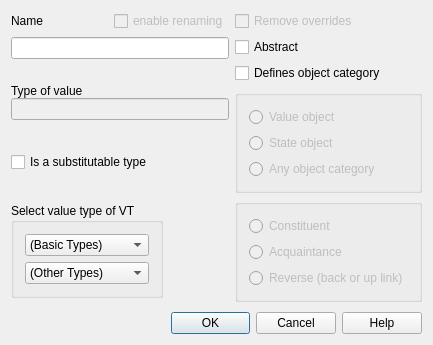
This is lavape/src/LavaPE_UI/idd_vtypebox.ui in berkus/lavape as Qt 5 draws it before an edit. The edited form follows.
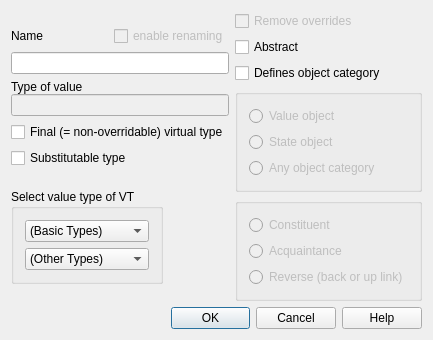
This is the edited form.

Diff of the .ui file:
```diff
--- a/lavape/src/LavaPE_UI/idd_vtypebox.ui
+++ b/lavape/src/LavaPE_UI/idd_vtypebox.ui
@@ -1,12 +1,12 @@
 <ui version="4.0" >
  <class>IDD_VTypeBox</class>
- <widget class="QDialog" name="IDD_VTypeBox" >
-  <property name="geometry" >
+ <widget class="QDialog" name="IDD_VTypeBox">
+  <property name="geometry">
    <rect>
     <x>0</x>
     <y>0</y>
-    <width>433</width>
-    <height>345</height>
+    <width>429</width>
+    <height>333</height>
    </rect>
   </property>
   <property name="sizePolicy" >
@@ -21,41 +21,33 @@
   <property name="windowTitle" >
    <string>Virtual type</string>
   </property>
-  <layout class="QVBoxLayout" >
-   <property name="spacing" >
-    <number>10</number>
-   </property>
-   <property name="margin" >
-    <number>11</number>
-   </property>
+  <layout class="QVBoxLayout" name="verticalLayout_5">
    <item>
-    <layout class="QGridLayout" >
-     <property name="margin" >
-      <number>0</number>
-     </property>
-     <property name="spacing" >
+    <layout class="QHBoxLayout" name="horizontalLayout">
+     <item>
+      <layout class="QVBoxLayout" name="verticalLayout_4">
+       <item>
+        <layout class="QVBoxLayout" name="verticalLayout_2">
+         <item>
+          <layout class="QVBoxLayout">
+           <property name="spacing">
       <number>6</number>
      </property>
-     <item row="0" column="0" >
-      <layout class="QVBoxLayout" >
-       <property name="spacing" >
-        <number>6</number>
-       </property>
-       <property name="margin" >
+           <property name="margin">
         <number>0</number>
        </property>
        <item>
-        <layout class="QHBoxLayout" >
-         <property name="spacing" >
+            <layout class="QHBoxLayout">
+             <property name="spacing">
           <number>6</number>
          </property>
-         <property name="margin" >
+             <property name="margin">
           <number>0</number>
          </property>
          <item>
-          <widget class="QLabel" name="Label_IDC_STATIC56" >
-           <property name="sizePolicy" >
-            <sizepolicy vsizetype="Fixed" hsizetype="Fixed" >
+              <widget class="QLabel" name="Label_IDC_STATIC56">
+               <property name="sizePolicy">
+                <sizepolicy hsizetype="Fixed" vsizetype="Fixed">
              <horstretch>0</horstretch>
              <verstretch>0</verstretch>
             </sizepolicy>
@@ -91,8 +83,8 @@
           </spacer>
          </item>
          <item>
-          <widget class="QCheckBox" name="EnableName" >
-           <property name="enabled" >
+              <widget class="QCheckBox" name="EnableName">
+               <property name="enabled">
             <bool>false</bool>
            </property>
            <property name="focusPolicy" >
@@ -106,8 +98,8 @@
         </layout>
        </item>
        <item>
-        <widget class="QLineEdit" name="NewName" >
-         <property name="focusPolicy" >
+            <widget class="QLineEdit" name="NewName">
+             <property name="focusPolicy">
           <enum>Qt::StrongFocus</enum>
          </property>
          <property name="alignment" >
@@ -117,10 +109,20 @@
        </item>
       </layout>
      </item>
-     <item row="3" column="0" >
-      <widget class="QGroupBox" name="GroupBox_IDC_STATIC29" >
-       <property name="sizePolicy" >
-        <sizepolicy vsizetype="Fixed" hsizetype="Fixed" >
+         <item>
+          <layout class="QVBoxLayout" name="verticalLayout">
+           <item>
+            <layout class="QVBoxLayout">
+             <property name="spacing">
+              <number>0</number>
+             </property>
+             <property name="margin">
+              <number>0</number>
+             </property>
+             <item>
+              <widget class="QLabel" name="Label_IDC_STATIC57">
+               <property name="sizePolicy">
+                <sizepolicy hsizetype="Fixed" vsizetype="Fixed">
          <horstretch>0</horstretch>
          <verstretch>0</verstretch>
         </sizepolicy>
@@ -128,18 +130,67 @@
        <property name="focusPolicy" >
         <enum>Qt::NoFocus</enum>
        </property>
-       <property name="title" >
+               <property name="text">
+                <string>Type of value</string>
+               </property>
+              </widget>
+             </item>
+             <item>
+              <widget class="QLineEdit" name="NewTypeType">
+               <property name="enabled">
+                <bool>false</bool>
+               </property>
+               <property name="focusPolicy">
+                <enum>Qt::NoFocus</enum>
+               </property>
+               <property name="alignment">
+                <set>Qt::AlignLeading</set>
+               </property>
+              </widget>
+             </item>
+            </layout>
+           </item>
+           <item>
+            <widget class="QCheckBox" name="Final">
+             <property name="text">
+              <string>Final (= non-overridable) virtual type</string>
+             </property>
+            </widget>
+           </item>
+           <item>
+            <widget class="QCheckBox" name="Substitutable">
+             <property name="text">
+              <string>Substitutable type</string>
+             </property>
+            </widget>
+           </item>
+          </layout>
+         </item>
+        </layout>
+       </item>
+       <item>
+        <widget class="QGroupBox" name="GroupBox_IDC_STATIC29">
+         <property name="sizePolicy">
+          <sizepolicy hsizetype="Fixed" vsizetype="Fixed">
+           <horstretch>0</horstretch>
+           <verstretch>0</verstretch>
+          </sizepolicy>
+         </property>
+         <property name="focusPolicy">
+          <enum>Qt::NoFocus</enum>
+         </property>
+         <property name="title">
         <string>Select value type of VT</string>
        </property>
-       <layout class="QVBoxLayout" >
-        <property name="spacing" >
+         <layout class="QVBoxLayout">
+          <property name="spacing">
          <number>6</number>
         </property>
-        <property name="margin" >
+          <property name="margin">
          <number>11</number>
         </property>
         <item>
-         <widget class="QComboBox" name="BasicTypes" >
+           <widget class="QComboBox" name="BasicTypes">
           <item>
            <property name="text" >
             <string>(Basic Types)</string>
@@ -148,7 +199,7 @@
          </widget>
         </item>
         <item>
-         <widget class="QComboBox" name="NamedTypes" >
+           <widget class="QComboBox" name="NamedTypes">
           <item>
            <property name="text" >
             <string>(Other Types)</string>
@@ -159,10 +210,57 @@
        </layout>
       </widget>
      </item>
-     <item row="2" column="1" >
-      <widget class="QGroupBox" name="BGroup_ObjCat" >
-       <property name="sizePolicy" >
-        <sizepolicy vsizetype="Fixed" hsizetype="Preferred" >
+      </layout>
+     </item>
+     <item>
+      <layout class="QVBoxLayout" name="verticalLayout_3">
+       <item>
+        <layout class="QVBoxLayout">
+         <property name="spacing">
+          <number>6</number>
+         </property>
+         <property name="margin">
+          <number>0</number>
+         </property>
+         <item>
+          <widget class="QCheckBox" name="RMOverrides">
+           <property name="enabled">
+            <bool>false</bool>
+           </property>
+           <property name="focusPolicy">
+            <enum>Qt::StrongFocus</enum>
+           </property>
+           <property name="text">
+            <string>Remove overrides</string>
+           </property>
+          </widget>
+         </item>
+         <item>
+          <widget class="QCheckBox" name="VTAbstract">
+           <property name="focusPolicy">
+            <enum>Qt::StrongFocus</enum>
+           </property>
+           <property name="text">
+            <string>Abstract</string>
+           </property>
+          </widget>
+         </item>
+         <item>
+          <widget class="QCheckBox" name="DefCat">
+           <property name="focusPolicy">
+            <enum>Qt::StrongFocus</enum>
+           </property>
+           <property name="text">
+            <string>Defines object category</string>
+           </property>
+          </widget>
+         </item>
+        </layout>
+       </item>
+       <item>
+        <widget class="QGroupBox" name="BGroup_ObjCat">
+         <property name="sizePolicy">
+          <sizepolicy hsizetype="Preferred" vsizetype="Fixed">
          <horstretch>0</horstretch>
          <verstretch>0</verstretch>
         </sizepolicy>
@@ -213,10 +311,10 @@
        </layout>
       </widget>
      </item>
-     <item row="3" column="1" >
-      <widget class="QGroupBox" name="BGroup_KindOfRef" >
-       <property name="sizePolicy" >
-        <sizepolicy vsizetype="Fixed" hsizetype="Preferred" >
+       <item>
+        <widget class="QGroupBox" name="BGroup_KindOfRef">
+         <property name="sizePolicy">
+          <sizepolicy hsizetype="Preferred" vsizetype="Fixed">
          <horstretch>0</horstretch>
          <verstretch>0</verstretch>
         </sizepolicy>
@@ -270,113 +368,16 @@
        </layout>
       </widget>
      </item>
-     <item rowspan="2" row="0" column="1" >
-      <layout class="QVBoxLayout" >
-       <property name="spacing" >
-        <number>6</number>
-       </property>
-       <property name="margin" >
-        <number>0</number>
-       </property>
-       <item>
-        <widget class="QCheckBox" name="RMOverrides" >
-         <property name="enabled" >
-          <bool>false</bool>
-         </property>
-         <property name="focusPolicy" >
-          <enum>Qt::StrongFocus</enum>
-         </property>
-         <property name="text" >
-          <string>Remove overrides</string>
-         </property>
-        </widget>
-       </item>
-       <item>
-        <widget class="QCheckBox" name="VTAbstract" >
-         <property name="focusPolicy" >
-          <enum>Qt::StrongFocus</enum>
-         </property>
-         <property name="text" >
-          <string>Abstract</string>
-         </property>
-        </widget>
-       </item>
-       <item>
-        <widget class="QCheckBox" name="DefCat" >
-         <property name="focusPolicy" >
-          <enum>Qt::StrongFocus</enum>
-         </property>
-         <property name="text" >
-          <string>Defines object category</string>
-         </property>
-        </widget>
-       </item>
       </layout>
      </item>
-     <item rowspan="2" row="1" column="0" >
-      <layout class="QVBoxLayout" >
-       <property name="spacing" >
-        <number>13</number>
-       </property>
-       <property name="margin" >
-        <number>0</number>
-       </property>
-       <item>
-        <layout class="QVBoxLayout" >
-         <property name="spacing" >
-          <number>0</number>
-         </property>
-         <property name="margin" >
-          <number>0</number>
-         </property>
-         <item>
-          <widget class="QLabel" name="Label_IDC_STATIC57" >
-           <property name="sizePolicy" >
-            <sizepolicy vsizetype="Fixed" hsizetype="Fixed" >
-             <horstretch>0</horstretch>
-             <verstretch>0</verstretch>
-            </sizepolicy>
-           </property>
-           <property name="focusPolicy" >
-            <enum>Qt::NoFocus</enum>
-           </property>
-           <property name="text" >
-            <string>Type of value</string>
-           </property>
-          </widget>
-         </item>
-         <item>
-          <widget class="QLineEdit" name="NewTypeType" >
-           <property name="enabled" >
-            <bool>false</bool>
-           </property>
-           <property name="focusPolicy" >
-            <enum>Qt::NoFocus</enum>
-           </property>
-           <property name="alignment" >
-            <set>Qt::AlignLeading</set>
-           </property>
-          </widget>
-         </item>
         </layout>
        </item>
        <item>
-        <widget class="QCheckBox" name="Substitutable" >
-         <property name="text" >
-          <string>Is a substitutable type</string>
-         </property>
-        </widget>
-       </item>
-      </layout>
-     </item>
-    </layout>
-   </item>
-   <item>
-    <layout class="QHBoxLayout" >
-     <property name="spacing" >
+    <layout class="QHBoxLayout">
+     <property name="spacing">
       <number>6</number>
      </property>
-     <property name="margin" >
+     <property name="margin">
       <number>0</number>
      </property>
      <item>
@@ -396,8 +397,8 @@
       </spacer>
      </item>
      <item>
-      <widget class="QPushButton" name="ID_OK" >
-       <property name="minimumSize" >
+      <widget class="QPushButton" name="ID_OK">
+       <property name="minimumSize">
         <size>
          <width>1</width>
          <height>0</height>
@@ -415,9 +416,9 @@
       </widget>
      </item>
      <item>
-      <widget class="QPushButton" name="ID_CANCEL" >
-       <property name="sizePolicy" >
-        <sizepolicy vsizetype="Fixed" hsizetype="Fixed" >
+      <widget class="QPushButton" name="ID_CANCEL">
+       <property name="sizePolicy">
+        <sizepolicy hsizetype="Fixed" vsizetype="Fixed">
          <horstretch>0</horstretch>
          <verstretch>0</verstretch>
         </sizepolicy>
@@ -437,9 +438,9 @@
       </widget>
      </item>
      <item>
-      <widget class="QPushButton" name="ID_HELP" >
-       <property name="sizePolicy" >
-        <sizepolicy vsizetype="Fixed" hsizetype="Fixed" >
+      <widget class="QPushButton" name="ID_HELP">
+       <property name="sizePolicy">
+        <sizepolicy hsizetype="Fixed" vsizetype="Fixed">
          <horstretch>0</horstretch>
          <verstretch>0</verstretch>
         </sizepolicy>
@@ -462,7 +463,7 @@
    </item>
   </layout>
  </widget>
- <layoutdefault spacing="6" margin="11" />
+ <layoutdefault spacing="6" margin="11"/>
  <tabstops>
   <tabstop>EnableName</tabstop>
   <tabstop>NewName</tabstop>
```
Left out of the diff: 117 changed lines with no effect on the pictures. Lines whose indentation alone changed are shown as unchanged.
